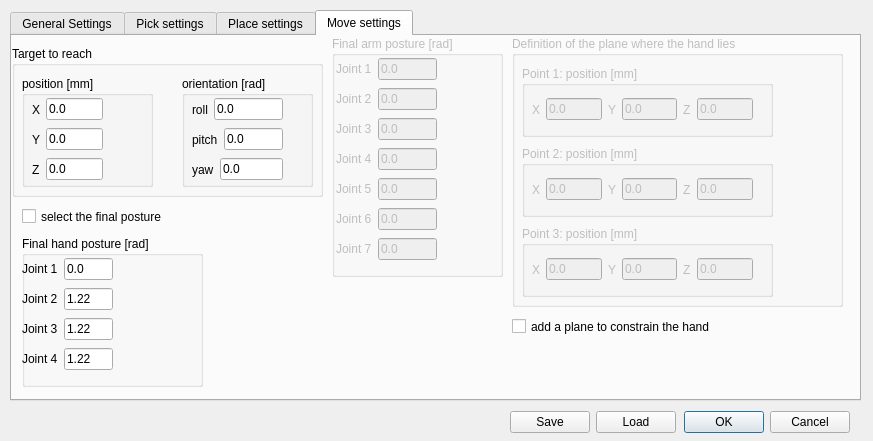
The window that ui/rrtconnectdialog.ui (JoaoQPereira/motion_manager) describes before a commit, drawn with Qt 5.
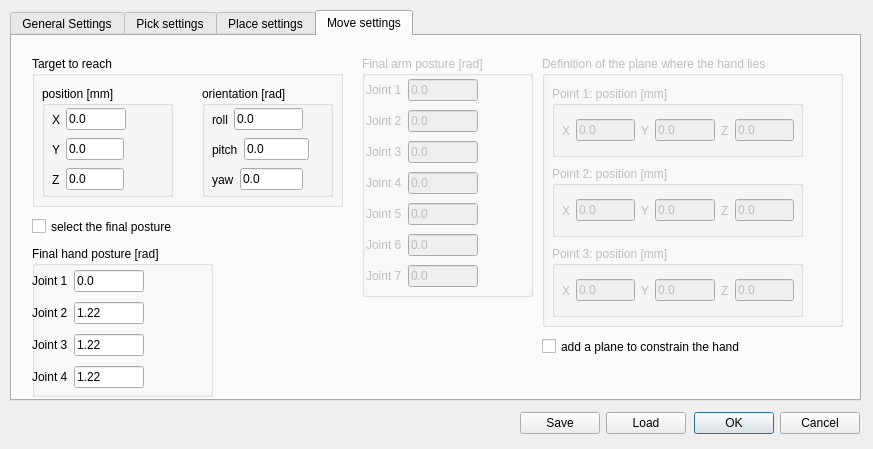
The same window after the commit. The open tabs and pages were chosen to show the change.

Patch:
```diff
--- a/ui/rrtconnectdialog.ui
+++ b/ui/rrtconnectdialog.ui
@@ -7,7 +7,7 @@
     <x>0</x>
     <y>0</y>
     <width>873</width>
-    <height>441</height>
+    <height>449</height>
    </rect>
   </property>
   <property name="windowTitle">
@@ -41,13 +41,13 @@
      <property name="title">
       <string>Configurations</string>
      </property>
-     <widget class="QWidget" name="layoutWidget">
+     <widget class="QWidget" name="">
       <property name="geometry">
        <rect>
-        <x>21</x>
-        <y>31</y>
-        <width>342</width>
-        <height>83</height>
+        <x>13</x>
+        <y>33</y>
+        <width>341</width>
+        <height>85</height>
        </rect>
       </property>
       <layout class="QVBoxLayout" name="verticalLayout">
@@ -734,9 +734,9 @@
     <widget class="QCheckBox" name="checkBox_add_plane">
      <property name="geometry">
       <rect>
-       <x>500</x>
-       <y>280</y>
-       <width>241</width>
+       <x>530</x>
+       <y>300</y>
+       <width>261</width>
        <height>21</height>
       </rect>
      </property>
@@ -750,8 +750,8 @@
      </property>
      <property name="geometry">
       <rect>
-       <x>320</x>
-       <y>0</y>
+       <x>350</x>
+       <y>20</y>
        <width>171</width>
        <height>241</height>
       </rect>
@@ -764,8 +764,8 @@
        <rect>
         <x>4</x>
         <y>20</y>
-        <width>101</width>
-        <height>213</height>
+        <width>112</width>
+        <height>221</height>
        </rect>
       </property>
       <layout class="QVBoxLayout" name="verticalLayout_6">
@@ -904,9 +904,9 @@
      </property>
      <property name="geometry">
       <rect>
-       <x>500</x>
-       <y>0</y>
-       <width>331</width>
+       <x>530</x>
+       <y>20</y>
+       <width>301</width>
        <height>271</height>
       </rect>
      </property>
@@ -930,8 +930,8 @@
         <rect>
          <x>10</x>
          <y>30</y>
-         <width>221</width>
-         <height>27</height>
+         <width>232</width>
+         <height>29</height>
         </rect>
        </property>
        <layout class="QHBoxLayout" name="horizontalLayout_62">
@@ -1009,8 +1009,8 @@
         <rect>
          <x>10</x>
          <y>30</y>
-         <width>221</width>
-         <height>27</height>
+         <width>232</width>
+         <height>29</height>
         </rect>
        </property>
        <layout class="QHBoxLayout" name="horizontalLayout_63">
@@ -1088,8 +1088,8 @@
         <rect>
          <x>10</x>
          <y>30</y>
-         <width>221</width>
-         <height>27</height>
+         <width>232</width>
+         <height>29</height>
         </rect>
        </property>
        <layout class="QHBoxLayout" name="horizontalLayout_64">
@@ -1154,8 +1154,8 @@
     <widget class="QGroupBox" name="groupBox_target">
      <property name="geometry">
       <rect>
-       <x>0</x>
-       <y>10</y>
+       <x>20</x>
+       <y>20</y>
        <width>311</width>
        <height>151</height>
       </rect>
@@ -1180,7 +1180,7 @@
         <rect>
          <x>10</x>
          <y>50</y>
-         <width>71</width>
+         <width>72</width>
          <height>27</height>
         </rect>
        </property>
@@ -1206,7 +1206,7 @@
         <rect>
          <x>10</x>
          <y>80</y>
-         <width>71</width>
+         <width>72</width>
          <height>27</height>
         </rect>
        </property>
@@ -1232,7 +1232,7 @@
         <rect>
          <x>10</x>
          <y>20</y>
-         <width>71</width>
+         <width>74</width>
          <height>27</height>
         </rect>
        </property>
@@ -1271,7 +1271,7 @@
         <rect>
          <x>10</x>
          <y>50</y>
-         <width>91</width>
+         <width>97</width>
          <height>27</height>
         </rect>
        </property>
@@ -1349,8 +1349,8 @@
     <widget class="QGroupBox" name="groupBox_final_hand">
      <property name="geometry">
       <rect>
-       <x>10</x>
-       <y>200</y>
+       <x>20</x>
+       <y>210</y>
        <width>181</width>
        <height>151</height>
       </rect>
@@ -1363,8 +1363,8 @@
        <rect>
         <x>0</x>
         <y>20</y>
-        <width>91</width>
-        <height>120</height>
+        <width>112</width>
+        <height>128</height>
        </rect>
       </property>
       <layout class="QVBoxLayout" name="verticalLayout_38">
@@ -1446,8 +1446,8 @@
     <widget class="QCheckBox" name="checkBox_sel_final_posture">
      <property name="geometry">
       <rect>
-       <x>10</x>
-       <y>170</y>
+       <x>20</x>
+       <y>180</y>
        <width>211</width>
        <height>21</height>
       </rect>
@@ -1461,10 +1461,10 @@
   <widget class="QWidget" name="layoutWidget">
    <property name="geometry">
     <rect>
-     <x>510</x>
+     <x>520</x>
      <y>410</y>
      <width>340</width>
-     <height>25</height>
+     <height>27</height>
     </rect>
    </property>
    <layout class="QHBoxLayout" name="horizontalLayout_4">
```
Left out of the diff: 100 changed lines with no effect on the pictures.
